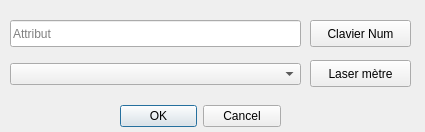
The window that EntrerAttribut_dialog.ui (mariusfm54/APNCad) describes before a commit, drawn with Qt 5.
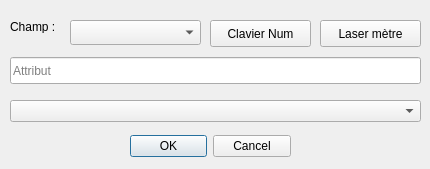
The same window after the commit. Custom widgets are drawn as their Qt base class.

Commit message: Changement nom class BnicNancy en APNCad, outil geler couche, reprendre num, ouvrir table attributs, effacer/editer toutes les couches, nouvelles fenetres pour image/Das/info, outil action, prendre photo depuis fenetre image, fix uninstall plugin, nouveaux styles

```diff
--- a/EntrerAttribut_dialog.ui
+++ b/EntrerAttribut_dialog.ui
@@ -6,8 +6,8 @@
    <rect>
     <x>0</x>
     <y>0</y>
-    <width>425</width>
-    <height>132</height>
+    <width>430</width>
+    <height>169</height>
    </rect>
   </property>
   <property name="windowTitle">
@@ -16,8 +16,8 @@
   <widget class="QDialogButtonBox" name="buttonBox">
    <property name="geometry">
     <rect>
-     <x>120</x>
-     <y>100</y>
+     <x>130</x>
+     <y>130</y>
      <width>161</width>
      <height>32</height>
     </rect>
@@ -33,8 +33,8 @@
    <property name="geometry">
     <rect>
      <x>10</x>
-     <y>20</y>
-     <width>291</width>
+     <y>57</y>
+     <width>411</width>
      <height>27</height>
     </rect>
    </property>
@@ -48,7 +48,7 @@
   <widget class="QPushButton" name="pushButton_clavier">
    <property name="geometry">
     <rect>
-     <x>310</x>
+     <x>210</x>
      <y>20</y>
      <width>101</width>
      <height>27</height>
@@ -61,8 +61,8 @@
   <widget class="QPushButton" name="pushButton_laser">
    <property name="geometry">
     <rect>
-     <x>310</x>
-     <y>60</y>
+     <x>320</x>
+     <y>20</y>
      <width>101</width>
      <height>27</height>
     </rect>
@@ -75,12 +75,35 @@
    <property name="geometry">
     <rect>
      <x>10</x>
-     <y>63</y>
-     <width>291</width>
+     <y>100</y>
+     <width>411</width>
      <height>22</height>
     </rect>
    </property>
   </widget>
+  <widget class="QLabel" name="label">
+   <property name="geometry">
+    <rect>
+     <x>10</x>
+     <y>20</y>
+     <width>47</width>
+     <height>13</height>
+    </rect>
+   </property>
+   <property name="text">
+    <string>Champ :</string>
+   </property>
+  </widget>
+  <widget class="QComboBox" name="comboBox_field">
+   <property name="geometry">
+    <rect>
+     <x>70</x>
+     <y>20</y>
+     <width>131</width>
+     <height>25</height>
+    </rect>
+   </property>
+  </widget>
  </widget>
  <customwidgets>
   <customwidget>
```
The commit also changes 34 other files.
